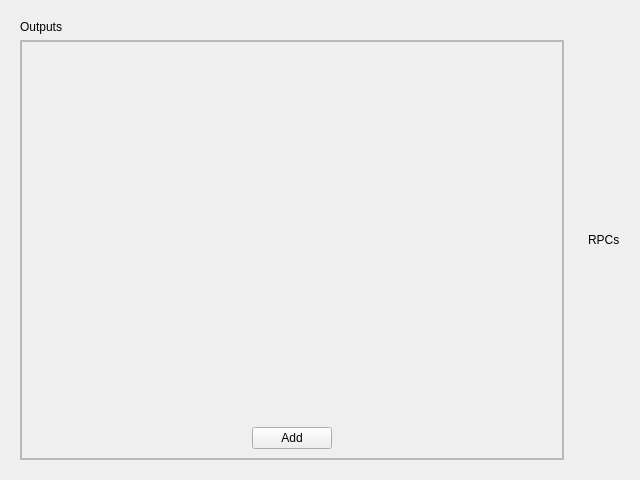
Before: the Qt Designer form physiolabxr/_ui/RPCWidget.ui in PhysioLabXR/PhysioLabXR-Community, drawn with Qt 5.
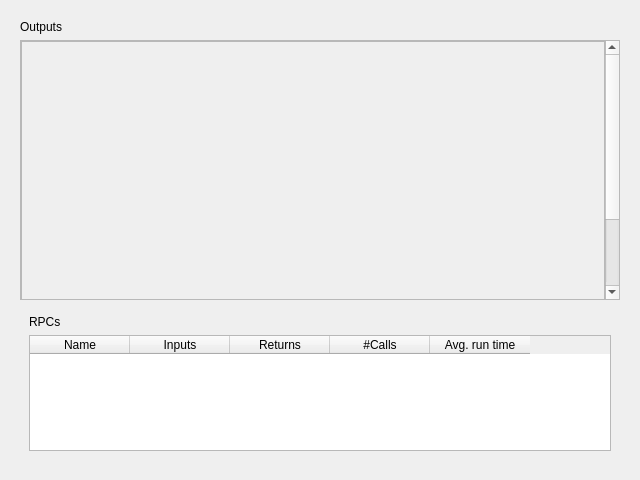
After: the same form once the commit is applied.

Commit message: add tablewidget to rpc widget; have compiler return rpc info; add back loop prints to rpc test

What changed in the file:
```diff
--- a/physiolabxr/_ui/RPCWidget.ui
+++ b/physiolabxr/_ui/RPCWidget.ui
@@ -19,7 +19,7 @@
   <property name="windowTitle">
    <string>Form</string>
   </property>
-  <layout class="QHBoxLayout" name="horizontalLayout">
+  <layout class="QVBoxLayout" name="verticalLayout_4">
    <item>
     <widget class="QWidget" name="OutputWidget" native="true">
      <layout class="QVBoxLayout" name="verticalLayout_3">
@@ -64,8 +64,8 @@
              <rect>
               <x>0</x>
               <y>0</y>
-              <width>523</width>
-              <height>406</height>
+              <width>590</width>
+              <height>360</height>
              </rect>
             </property>
             <property name="sizePolicy">
@@ -141,9 +141,6 @@
         </layout>
        </widget>
       </item>
-     </layout>
-    </widget>
-   </item>
    <item>
     <widget class="QWidget" name="widget" native="true">
      <layout class="QVBoxLayout" name="verticalLayout">
@@ -152,6 +149,41 @@
         <property name="text">
          <string>RPCs</string>
         </property>
+          </widget>
+         </item>
+         <item>
+          <widget class="QTableWidget" name="rpc_table_widget">
+           <property name="columnCount">
+            <number>5</number>
+           </property>
+           <column>
+            <property name="text">
+             <string>Name</string>
+            </property>
+           </column>
+           <column>
+            <property name="text">
+             <string>Inputs</string>
+            </property>
+           </column>
+           <column>
+            <property name="text">
+             <string>Returns</string>
+            </property>
+           </column>
+           <column>
+            <property name="text">
+             <string>#Calls</string>
+            </property>
+           </column>
+           <column>
+            <property name="text">
+             <string>Avg. run time</string>
+            </property>
+           </column>
+          </widget>
+         </item>
+        </layout>
        </widget>
       </item>
      </layout>
```
Lines whose indentation alone changed are shown as unchanged. The commit also changes 4 other files.
